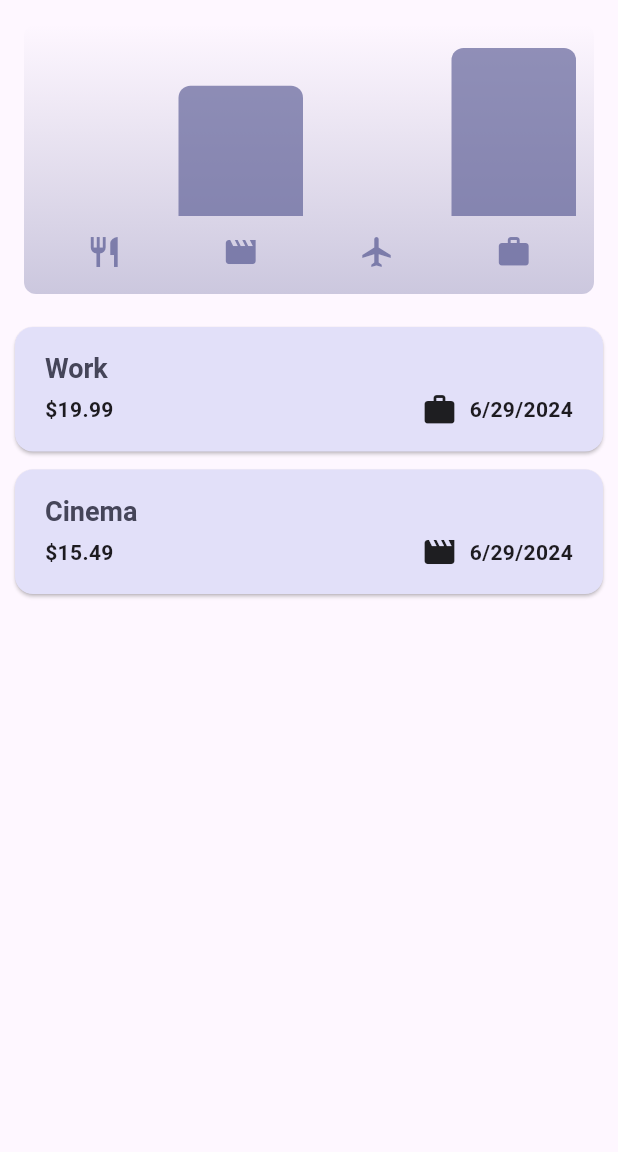
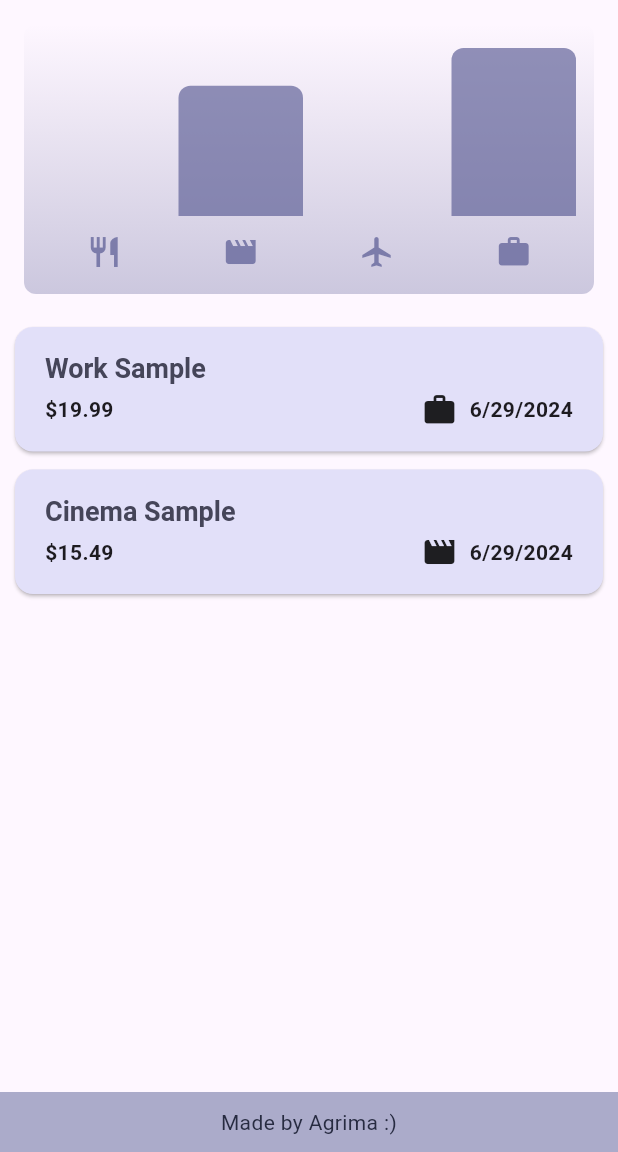
Before and after one commit to Agrima5115/Expense-Tracker-App, a Flutter app: the screen it shows after launch, on a phone screen of 412 x 824 dp, the part 84-1236 px from its top. Run offline on Flutter 3.47's test engine with Material 3 defaults, Android fonts, the phone set to English and light mode, and no system bars.

```diff
--- a/lib/widgets/expenses.dart
+++ b/lib/widgets/expenses.dart
@@ -16,13 +16,13 @@ class _ExpensesState extends State<Expenses> {
   final List<Expense> _registeredExpenses = [
     //dummy expenses
     Expense(
-      title: 'Work',
+      title: 'Work Sample',
       amount: 19.99,
       date: DateTime.now(),
       category: Category.work,
     ),
     Expense(
-      title: 'Cinema',
+      title: 'Cinema Sample',
       amount: 15.49,
       date: DateTime.now(),
       category: Category.leisure,
@@ -74,7 +74,6 @@ class _ExpensesState extends State<Expenses> {
   @override
   Widget build(BuildContext context) {
     final width = MediaQuery.of(context).size.width;
-    final height = MediaQuery.of(context).size.height;
     Widget mainContent = const Center(
       child: Text('No expense found!'),
     );
@@ -115,6 +114,15 @@ class _ExpensesState extends State<Expenses> {
                 ),
               ],
             ),
+            bottomNavigationBar: Container(
+              color: const Color.fromARGB(255, 171, 171, 202),
+              padding: const EdgeInsets.all(10),
+              child: const Text(
+                'Made by Agrima :)',
+                style: TextStyle(color: Color.fromARGB(255, 39, 43, 65)),
+                textAlign: TextAlign.center,
+              ),
+            ),
     );
   }
 }
--- a/pubspec.yaml
+++ b/pubspec.yaml
@@ -30,6 +30,7 @@ environment:
 dependencies:
   flutter:
     sdk: flutter
+  footer:
 
 
   # The following adds the Cupertino Icons font to your application.
```
Also changed, not shown: lib/widgets/new_expense.dart (+14 -5 lines), pubspec.lock, 5 other files.
